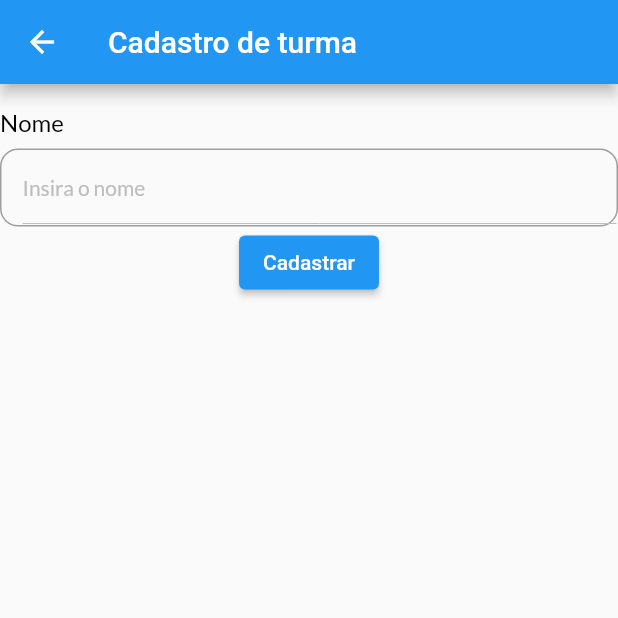
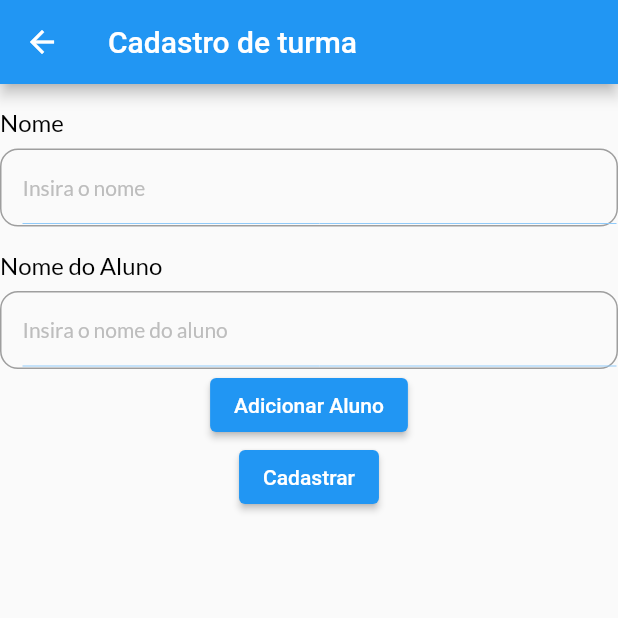
Before and after one commit to souza99/diario_de_classe, a Flutter app: the TurmaCreat screen opened directly, on a phone screen of 412 x 824 dp, the top half of it. Run offline on Flutter 3.47's test engine with Material 2 defaults, Android fonts, the phone set to English and light mode, and no system bars; our stand-ins replace get, google_fonts; missing offline and left inert: dart:ffi; network calls fail.

Commit message:
Adicionando alunos

```diff
--- a/lib/View/Turma/TurmaCreat.dart
+++ b/lib/View/Turma/TurmaCreat.dart
@@ -11,6 +11,7 @@ class TurmaCreat extends StatefulWidget {
 }
 
 class _TurmaCreatState extends State<TurmaCreat> {
+  List<String> _alunosList = [];
   int? _id;
   @override
   void initState() {
@@ -59,6 +60,24 @@ class _TurmaCreatState extends State<TurmaCreat> {
                   title: "Nome",
                   controller: _name,
                 ),
+                MyInputField(
+                  hint: "Insira o nome do aluno",
+                  title: "Nome do Aluno",
+                ),
+                ListView.builder(
+                  shrinkWrap: true,
+                  itemCount: _alunosList.length,
+                  itemBuilder: (context, index) {
+                    return ListTile(
+                      title: Text(_alunosList[index]),
+                    );
+                  },
+                ),
+                ElevatedButton(
+                  onPressed: () {
+                  },
+                  child: Text('Adicionar Aluno'),
+                ),
                 ElevatedButton(
                   onPressed: _saveBreed,
                   child: Text('Cadastrar'),
```
